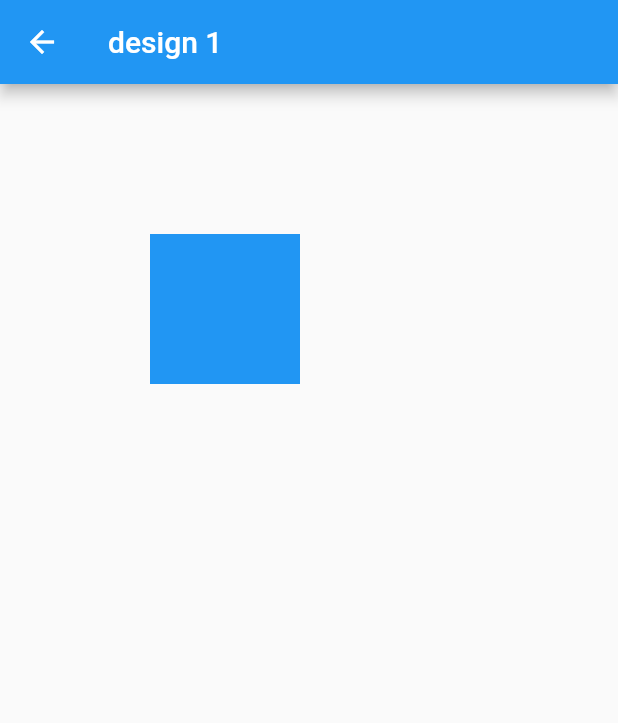
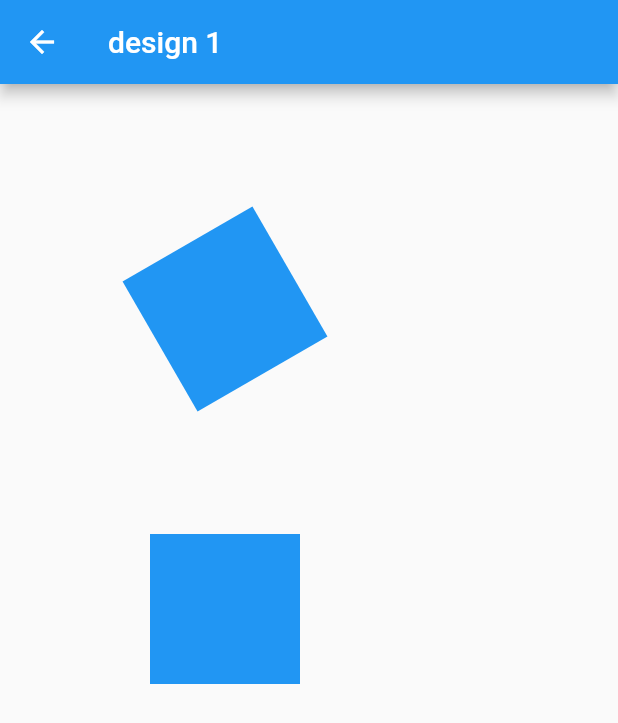
Before and after one commit to hakonamatata/dart-track-on-exercism, a Flutter app: the DesignExample1 screen opened by its route, on a phone screen of 412 x 824 dp. Shown: the top 723 px of the screen. Run offline on Flutter 3.47's test engine with Material 2 defaults, Android fonts, the phone set to English and light mode, and no system bars; our stand-ins replace bloc, equatable; generated files the repository leaves out were written again.

```diff
--- a/flutter_test_project/lib/src/design_examples/design1.dart
+++ /dev/null
@@ -1,37 +0,0 @@
-import 'package:flutter/material.dart';
-
-class DesignExample1 extends StatelessWidget {
-  const DesignExample1({Key? key}) : super(key: key);
-
-  static const routeName = '/example/1';
-
-  // TODO: add transform and animate
-
-  @override
-  Widget build(BuildContext context) {
-    return Scaffold(
-      appBar: AppBar(
-        title: const Text('design 1'),
-      ),
-      body: Stack(
-        children: [
-          // const Center(
-          //   child: Text('design 1'),
-          // ),
-          Positioned(
-            top: 100,
-            // bottom: 100,
-            left: 100,
-            // right: 100,
-            width: 100,
-            height: 100,
-            child: Container(
-              color: Colors.blue,
-              height: 100,
-            ),
-          ),
-        ],
-      ),
-    );
-  }
-}
--- /dev/null
+++ b/flutter_test_project/lib/src/pages/design1.dart
@@ -0,0 +1,98 @@
+import 'dart:math';
+
+import 'package:flutter/material.dart';
+import 'package:flutter_test_project/src/widgets/rotateBox.dart';
+
+class DesignExample1 extends StatelessWidget {
+  const DesignExample1({Key? key}) : super(key: key);
+
+  static const routeName = '/example/1';
+
+  // @override
+  // State<DesignExample1> createState() => _DesignExample1State();
+
+  // AnimationController _animationController = AnimationController(
+  //   vsync: this,
+  //   duration: const Duration(milliseconds: 1000),
+  // );
+
+  // @override
+  @override
+  Widget build(BuildContext context) {
+    return Scaffold(
+      appBar: AppBar(
+        title: const Text('design 1'),
+      ),
+      body: Stack(
+        children: [
+          // const Center(
+          //   child: Text('design 1'),
+          // ),
+
+          Positioned(
+            top: 100,
+            // bottom: 100,
+            left: 100,
+            // right: 100,
+            width: 100,
+            height: 100,
+            child: Transform.rotate(
+              // origin: Offset(-50, -50),
+              // angle: pi / _animationController.value,
+              angle: pi / 3,
+              child: Container(
+                // transform: Matrix4.rotationZ(pi / 4),
+                color: Colors.blue,
+                height: 100,
+              ),
+            ),
+          ),
+
+          // Transform.rotate(
+          //   origin: Offset(50, 50),
+          //   angle: pi / 4,
+          //   child: Container(
+          //     color: Colors.amber,
+          //     width: 100,
+          //     height: 100,
+          //   ),
+          // ),
+
+          Positioned(
+              top: 300,
+              // bottom: 100,
+              left: 100,
+              // right: 100,
+              width: 100,
+              height: 100,
+              child: const RotateBox()),
+
+          // Transform(
+          // transform: Matrix4.rotationX(0.3),
+          // origin: Offset(0, 0),
+          // ..setEntry(3, 2, 0.001),
+          // ..rotateX(pi / 4),
+          // ..rotateY(pi / 4)
+          // ..rotateZ(pi / 4),
+          // Container(
+          //   color: Colors.red,
+          //   height: 100,
+          // ),
+
+          // Positioned(
+          //   top: 300,
+          //   // bottom: 100,
+          //   left: 100,
+          //   // right: 100,
+          //   width: 50,
+          //   height: ,
+          //   child: Container(
+          //     color: Colors.blue,
+          //     height: 100,
+          //   ),
+          // )),
+        ],
+      ),
+    );
+  }
+}
--- a/flutter_test_project/lib/src/sample_feature/sample_item_list_view.dart
+++ b/flutter_test_project/lib/src/sample_feature/sample_item_list_view.dart
@@ -8,7 +8,7 @@ import 'sample_item_details_view.dart';
 class SampleItemListView extends StatelessWidget {
   const SampleItemListView({
     Key? key,
-    this.items = const [SampleItem(1), SampleItem(2), SampleItem(3)],
+    this.items = const [SampleItem(1), SampleItem(2), SampleItem(3), SampleItem(4)],
   }) : super(key: key);
 
   static const routeName = '/';
@@ -49,7 +49,7 @@ class SampleItemListView extends StatelessWidget {
           final item = items[index];
 
           return ListTile(
-              title: Text('SampleItem ${item.id}'),
+              title: Text('Design ${item.id}'),
               leading: const CircleAvatar(
                 // Display the Flutter Logo image asset.
                 foregroundImage: AssetImage('assets/images/flutter_logo.png'),
```
Also changed, not shown: flutter_test_project/lib/src/app.dart (+6 -4 lines), flutter_test_project/lib/src/design_examples/design2.dart (deleted, +0 -19 lines), flutter_test_project/lib/src/pages/design2.dart (added, +29 -0 lines), flutter_test_project/lib/src/widgets/rotateBox.dart (added, +41 -0 lines), flutter_test_project/lib/src/pages/design3.dart (renamed from flutter_test_project/lib/src/design_examples/design3.dart).
